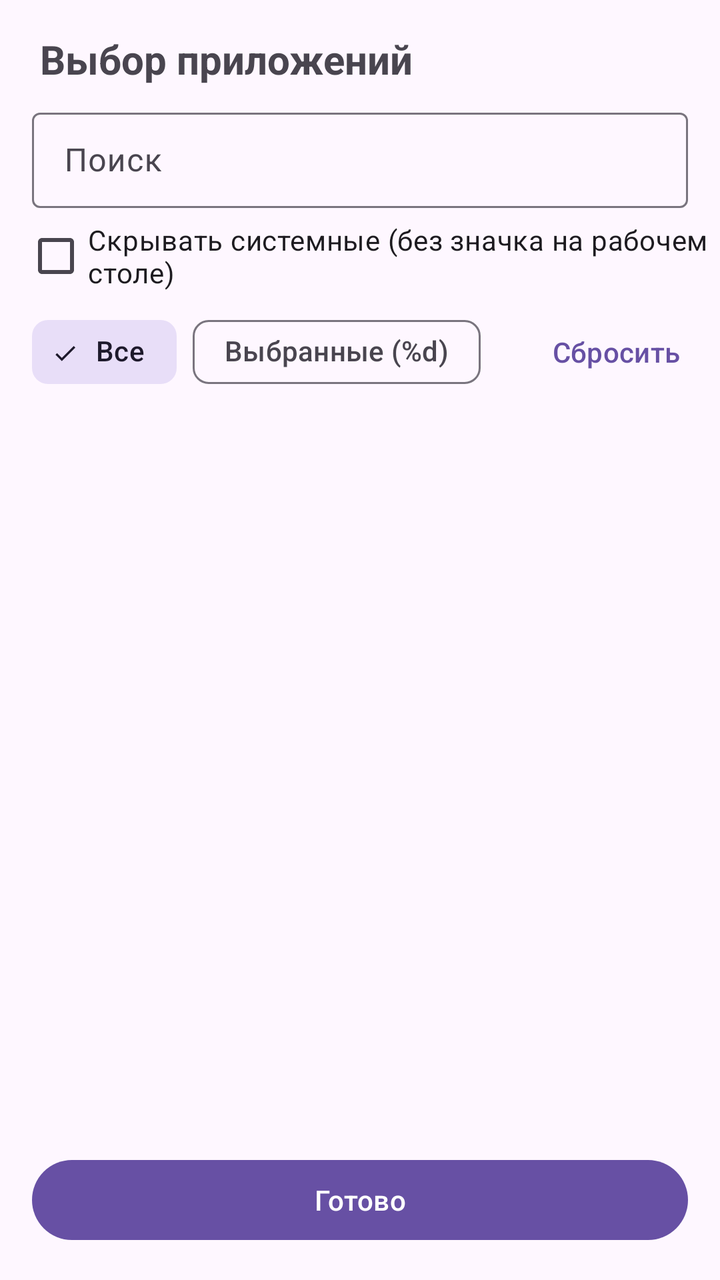
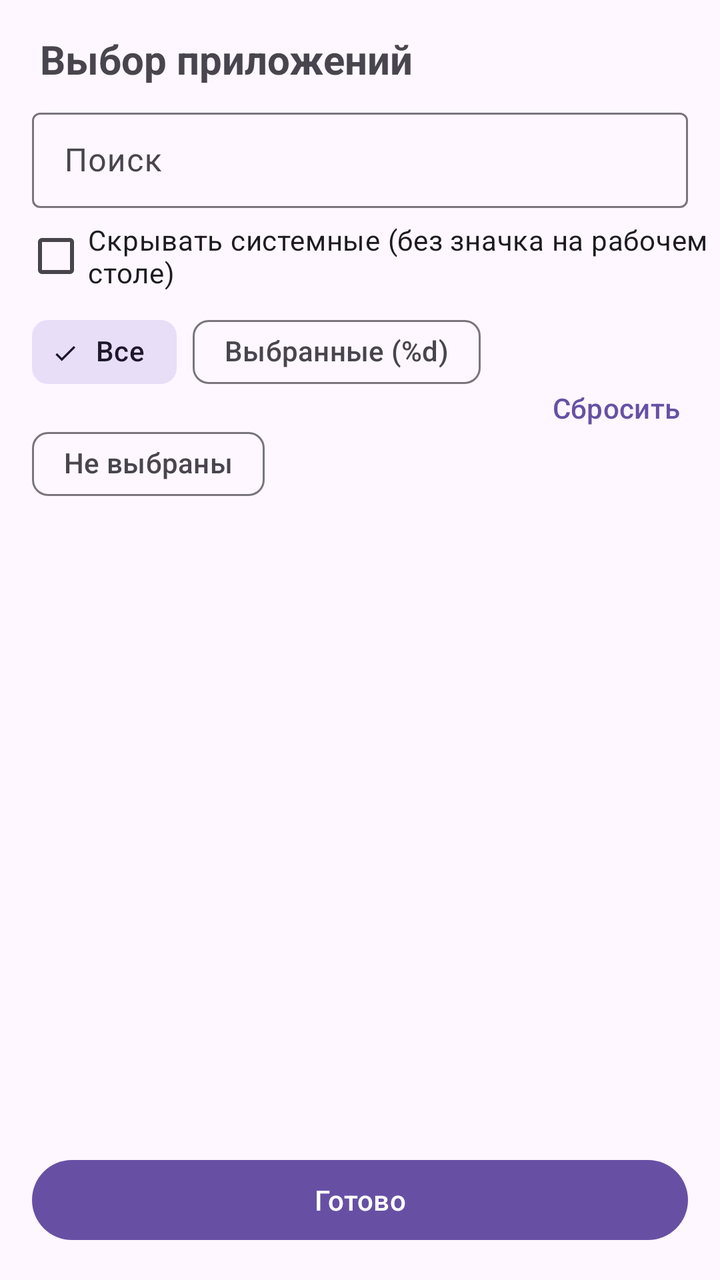

An Android layout rendered at two revisions. The XML below is the earlier revision; the diff shows what the commit changed to produce the second picture.
<!-- AndroidManifest.xml: application theme Theme.NetModeSwitch -->
<!-- res/layout/activity_app_picker.xml -->
<?xml version="1.0" encoding="utf-8"?>
<LinearLayout xmlns:android="http://schemas.android.com/apk/res/android"
    android:layout_width="match_parent"
    android:layout_height="match_parent"
    android:fitsSystemWindows="true"
    android:orientation="vertical">

    <TextView
        android:layout_width="match_parent"
        android:layout_height="wrap_content"
        android:paddingStart="20dp"
        android:paddingTop="16dp"
        android:paddingEnd="20dp"
        android:text="@string/pick_apps"
        android:textSize="20sp"
        android:textStyle="bold" />

    <com.google.android.material.textfield.TextInputLayout
        style="@style/Widget.Material3.TextInputLayout.OutlinedBox.Dense"
        android:layout_width="match_parent"
        android:layout_height="wrap_content"
        android:layout_marginStart="16dp"
        android:layout_marginTop="8dp"
        android:layout_marginEnd="16dp"
        android:hint="@string/search">

        <com.google.android.material.textfield.TextInputEditText
            android:id="@+id/search"
            android:layout_width="match_parent"
            android:layout_height="wrap_content"
            android:imeOptions="actionSearch"
            android:inputType="text"
            android:maxLines="1" />
    </com.google.android.material.textfield.TextInputLayout>

    <com.google.android.material.checkbox.MaterialCheckBox
        android:id="@+id/hideSystem"
        android:layout_width="match_parent"
        android:layout_height="wrap_content"
        android:layout_marginStart="12dp"
        android:text="@string/hide_system" />

    <LinearLayout
        android:layout_width="match_parent"
        android:layout_height="wrap_content"
        android:gravity="center_vertical"
        android:orientation="horizontal"
        android:paddingStart="16dp"
        android:paddingEnd="8dp">

        <com.google.android.material.chip.ChipGroup
            android:id="@+id/filter"
            android:layout_width="0dp"
            android:layout_height="wrap_content"
            android:layout_weight="1"
            app:selectionRequired="true"
            app:singleSelection="true"
            xmlns:app="http://schemas.android.com/apk/res-auto">

            <com.google.android.material.chip.Chip
                android:id="@+id/showAll"
                style="@style/Widget.Material3.Chip.Filter"
                android:layout_width="wrap_content"
                android:layout_height="wrap_content"
                android:checked="true"
                android:text="@string/filter_all" />

            <com.google.android.material.chip.Chip
                android:id="@+id/showSelected"
                style="@style/Widget.Material3.Chip.Filter"
                android:layout_width="wrap_content"
                android:layout_height="wrap_content"
                android:text="@string/filter_selected" />
        </com.google.android.material.chip.ChipGroup>

        <com.google.android.material.button.MaterialButton
            android:id="@+id/clear"
            style="@style/Widget.Material3.Button.TextButton"
            android:layout_width="wrap_content"
            android:layout_height="wrap_content"
            android:text="@string/clear_selection" />
    </LinearLayout>

    <FrameLayout
        android:layout_width="match_parent"
        android:layout_height="0dp"
        android:layout_weight="1">

        <ListView
            android:id="@+id/list"
            android:layout_width="match_parent"
            android:layout_height="match_parent"
            android:divider="@null" />

        <ProgressBar
            android:id="@+id/progress"
            android:layout_width="wrap_content"
            android:layout_height="wrap_content"
            android:layout_gravity="center" />
    </FrameLayout>

    <com.google.android.material.button.MaterialButton
        android:id="@+id/done"
        android:layout_width="match_parent"
        android:layout_height="wrap_content"
        android:layout_margin="16dp"
        android:text="@string/done" />
</LinearLayout>
<!-- resources referenced by this layout -->
<resources>
  <string name="clear_selection">Сбросить</string>
  <string name="done">Готово</string>
  <string name="filter_all">Все</string>
  <string name="filter_selected">Выбранные (%d)</string>
  <string name="hide_system">Скрывать системные (без значка на рабочем столе)</string>
  <string name="pick_apps">Выбор приложений</string>
  <string name="search">Поиск</string>
  <style name="Theme.NetModeSwitch" parent="Theme.Material3.DayNight.NoActionBar">
          <item name="android:statusBarColor">?attr/colorSurface</item>
          <item name="android:navigationBarColor">?attr/colorSurface</item>
          
          <item name="android:windowLightStatusBar">true</item>
          <item name="android:windowLightNavigationBar">true</item>
      </style>
</resources>

<!-- the commit's change to res/layout/activity_app_picker.xml (unified diff, before → after) -->
@@ -71,6 +71,13 @@
                 android:layout_width="wrap_content"
                 android:layout_height="wrap_content"
                 android:text="@string/filter_selected" />
+
+            <com.google.android.material.chip.Chip
+                android:id="@+id/showUnselected"
+                style="@style/Widget.Material3.Chip.Filter"
+                android:layout_width="wrap_content"
+                android:layout_height="wrap_content"
+                android:text="@string/filter_unselected" />
         </com.google.android.material.chip.ChipGroup>
 
         <com.google.android.material.button.MaterialButton
<!-- resource entries referenced after the edit -->
@@ -4,6 +4,7 @@
   <string name="done">Готово</string>
   <string name="filter_all">Все</string>
   <string name="filter_selected">Выбранные (%d)</string>
+  <string name="filter_unselected">Не выбраны</string>
   <string name="hide_system">Скрывать системные (без значка на рабочем столе)</string>
   <string name="pick_apps">Выбор приложений</string>
   <string name="search">Поиск</string>
